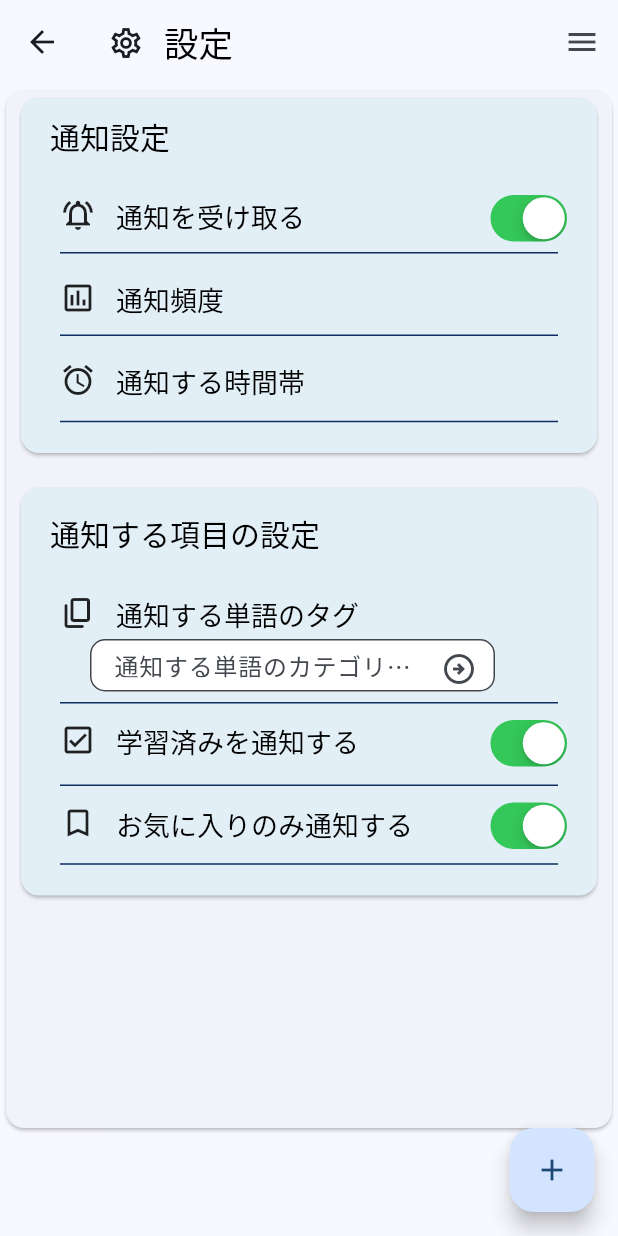
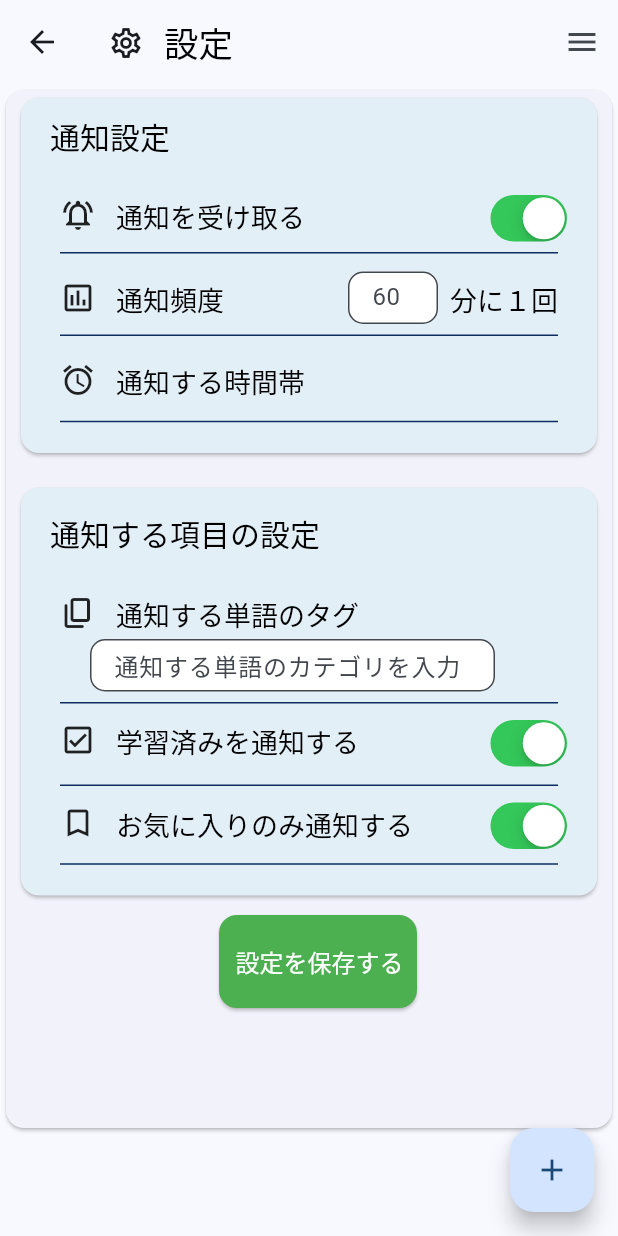
Before and after one commit to yudai-kdix/trackjobHackathon, a Flutter app: the SettingsView screen opened by its route, on a phone screen of 412 x 824 dp. Run offline on Flutter 3.47's test engine with Material 3 defaults, Android fonts, the phone set to English and light mode, and no system bars; our stand-ins replace flutter_local_notifications, sqflite; accounts and stored records are empty.

Commit message:
設定画面

```diff
--- a/lib/views/question_list_view.dart
+++ b/lib/views/question_list_view.dart
@@ -21,7 +21,7 @@ class _QuestionListViewState extends State<QuestionListView> {
 //  final List<Word> words = DatabaseHelper.instance.queryAllWords();
   // DatabaseHelper.instance.queryAllWords();
   // ほかクラスから保存されているデータ一覧を取得する処理を追加
-  final Future<List<Word>> words = DatabaseHelper().queryAllWords();
+  final Future<List<Word>> words = DatabaseHelper().queryAllData('word') as Future<List<Word>>;
 
   var _city = '';
   bool flag1 = false;
@@ -208,7 +208,7 @@ class _QuestionListViewState extends State<QuestionListView> {
                                   setState(() {
                                     id_box = [];
                                     snapshot.data![index].judge1 = !snapshot.data![index].judge1;
-                                    DatabaseHelper().updateWord(snapshot.data![id]);
+                                    DatabaseHelper().updateData('word',snapshot.data![id]);
                                   });
                                 },
                               ),
@@ -220,7 +220,7 @@ class _QuestionListViewState extends State<QuestionListView> {
                                   setState(() {
                                     id_box = [];
                                     snapshot.data![index].judge2 = !snapshot.data![index].judge2;
-                                    DatabaseHelper().updateWord(snapshot.data![id]);
+                                    DatabaseHelper().updateData('word',snapshot.data![id]);
                                   });
                                 },
                               ),
--- a/lib/views/setting.dart
+++ b/lib/views/setting.dart
@@ -2,6 +2,7 @@ import 'package:flutter/cupertino.dart';
 import 'package:flutter/material.dart';
 import 'package:flutter/widgets.dart';
 import 'package:trackjob2024/models/word.dart';
+//import 'package:flutter_datetime_picker/flutter_datetime_picker.dart';
 
 class SettingsView extends StatefulWidget {
 
@@ -13,7 +14,8 @@ class SettingsView extends StatefulWidget {
 
 class _SettingsViewState extends State<SettingsView> {
   String text = "";
-  String search_tag = "";
+  //String search_tag = "";
+  int frequency = 60;
   bool Flag1 = false;
   bool Flag2 = false;
   bool notificationsEnabled = true;
@@ -166,16 +168,16 @@ class _SettingsViewState extends State<SettingsView> {
                         labelText: '通知する単語のカテゴリを入力',
                         fillColor: Color.fromARGB(255, 255, 255, 255),
                         filled: true,
-                        suffixIcon: IconButton(
-                          icon: Icon(
-                            Icons.arrow_circle_right_outlined,
-                          ),
-                          onPressed: () {
-                            setState(() {
-                              search_tag = text;
-                            });
-                          },
-                        ),
+                        // suffixIcon: IconButton(
+                        //   icon: Icon(
+                        //     Icons.arrow_circle_right_outlined,
+                        //   ),
+                        //   onPressed: () {
+                        //     setState(() {
+                        //       search_tag = text;
+                        //     });
+                        //   },
+                        // ),
                       ),
                       //onSaved: (value) => ,
                       validator: (value) => value == null || value.isEmpty
@@ -235,6 +237,65 @@ class _SettingsViewState extends State<SettingsView> {
                     TextSpan(text: '   '),
                     TextSpan(
                       text: '通知頻度',
+                      style: TextStyle(color: Colors.black, fontSize: 18),
+                    ),
+                  ],
+                ),
+              ),
+              ),
+              Positioned(
+                top: 125,
+                //right: 10,
+                right: 120,
+                //width: 160.0,
+                //height: 260.0,
+                child: Container(
+                    width: 60,
+                    height: 35,
+                    //margin: const EdgeInsets.only(bottom: 5),
+                    child: TextFormField(
+                      keyboardType: TextInputType.number,
+                      onChanged: (value){
+                        frequency = int.parse(value);
+                      },
+                      decoration: InputDecoration(
+                        border: OutlineInputBorder(borderRadius: BorderRadius.circular(10)),
+                        labelText: '60',
+                        fillColor: Color.fromARGB(255, 255, 255, 255),
+                        filled: true,
+                        // suffixIcon: IconButton(
+                        //   icon: Icon(
+                        //     Icons.arrow_circle_right_outlined,
+                        //   ),
+                        //   onPressed: () {
+                        //     setState(() {
+                        //       search_tag = text;
+                        //     });
+                        //   },
+                        // ),
+                      ),
+                      //onSaved: (value) => ,
+                      validator: (value) => value == null || value.isEmpty
+                          ? 'Error'
+                          : null, //valueがnullまたは空（isEmptyがtrue）の場合には指定されたエラーメッセージを返し、それ以外の場合にはnullを返してバリデーションが成功したことを示す
+                    ),
+                ),
+              ),
+              Positioned(
+                top: 130,
+                //right: 10,
+                right: 40,
+                //width: 160.0,
+                //height: 260.0,
+                child: RichText(
+                text: TextSpan(
+                  children: [
+                    // WidgetSpan(
+                    //   child: Icon(Icons.assessment_outlined),
+                    // ),
+                    TextSpan(text: '   '),
+                    TextSpan(
+                      text: '分に１回',
                       style: TextStyle(color: Colors.black, fontSize: 18),
                     ),
                   ],
@@ -318,6 +379,33 @@ class _SettingsViewState extends State<SettingsView> {
                 ),
               ),
               ),
+              // Positioned(
+              //   top: 185,
+              //   //right: 10,
+              //   left: 40,
+              //   //width: 160.0,
+              //   //height: 260.0,
+              //   child: TextButton(
+              //       onPressed: () {
+              //         DatePicker.showTimePicker(context,
+              //           showTitleActions: true,
+              //           showSecondsColumn: true,
+              //           onChanged: (date) {
+              //             print(date);
+              //           },
+              //           onConfirm: (date) {
+              //             print(date);
+              //           },
+              //           currentTime: DateTime.now(),
+              //           locale: LocaleType.jp
+              //         );
+              //       },
+              //       child: const Text(
+              //         '時間を選択',
+              //         style: TextStyle(color: Colors.blue),
+              //       ),
+              //   ),
+              // ),
               Positioned(
                 top: 425,
                 //right: 10,
@@ -390,6 +478,39 @@ class _SettingsViewState extends State<SettingsView> {
                   },
                 ),
               ),
+              Positioned(
+                top: 550,
+                //right: 10,
+                right: 130,
+                width: 140.0,
+                height: 70.0,
+                child: InkWell(
+                  onTap: () {
+                    //保存
+                  },
+                  child: Card(
+                    child: Text(''),
+                    color: Colors.green,
+                  ),
+                ),
+              ),
+              Positioned(
+                top: 573,
+                //right: 10,
+                right: 143,
+                //width: 160.0,
+                //height: 260.0,
+                child: RichText(
+                text: TextSpan(
+                  children: [
+                    TextSpan(
+                      text: '設定を保存する',
+                      style: TextStyle(color: const Color.fromARGB(255, 255, 255, 255), fontSize: 16),
+                    ),
+                  ],
+                ),
+              ),
+              ),
               // Column(
               //   children: [
               //     RichText(
--- a/lib/views/word_answer_view.dart
+++ b/lib/views/word_answer_view.dart
@@ -22,8 +22,7 @@ class _WordAnswerViewState extends State<WordAnswerView> {
   //   Word(term: 'Example4', definition: 'これは例です', tags: ['Tag1', 'Tag4'], judge1: true, judge2: true),
   //   // 他の単語データ
   // ];
-  final Future<List<Word>> words = DatabaseHelper().queryAllWords();
-
+  final Future<List<Word>> words = DatabaseHelper().queryAllData('word') as Future<List<Word>>;
   late List<int> id_box;
   late int id;
   bool ansORques = true;
@@ -159,7 +158,7 @@ class _WordAnswerViewState extends State<WordAnswerView> {
                                           onPressed: () {
                                             setState(() {
                                               snapshot.data![id].judge1 = !snapshot.data![id].judge1;
-                                              DatabaseHelper().updateWord(snapshot.data![id]);
+                                              DatabaseHelper().updateData('word',snapshot.data![id]);
                                             });
                                           },
                                         ),
@@ -170,7 +169,7 @@ class _WordAnswerViewState extends State<WordAnswerView> {
                                           onPressed: () {
                                             setState(() {
                                               snapshot.data![id].judge2 = !snapshot.data![id].judge2;
-                                              DatabaseHelper().updateWord(snapshot.data![id]);
+                                              DatabaseHelper().updateData('word',snapshot.data![id]);
                                           });
                                           },
                                         ),
--- a/pubspec.yaml
+++ b/pubspec.yaml
@@ -42,6 +42,7 @@ dependencies:
   flutter_local_notifications: ^15.0.0
   flutter_riverpod: ^2.4.10
   fl_chart: ^0.67.0
+  flutter_datetime_picker: ^1.5.1
 
 dev_dependencies:
   flutter_test:
```
Also changed, not shown: pubspec.lock.
